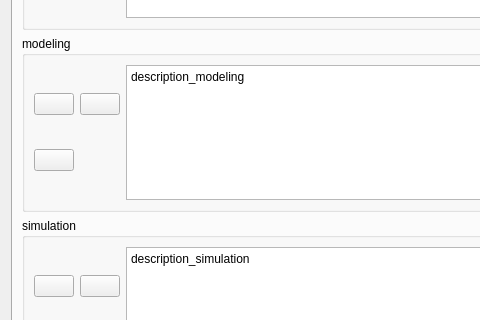
equa/IDA-Districts, file districts/districts_dialog_base.ui: the form before one commit; both pictures show x 0 to 480 and y 220 to 540 of the 705 by 664 pixel window.
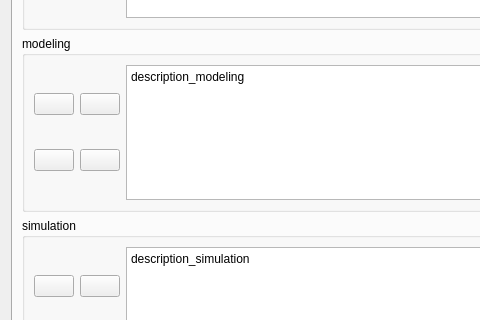
The form after the commit. The open tabs and pages were chosen to show the change. Icons and pictures are not drawn. Custom widgets are drawn as their Qt base class.

```diff
--- a/districts/districts_dialog_base.ui
+++ b/districts/districts_dialog_base.ui
@@ -1345,6 +1345,16 @@
               </property>
              </widget>
             </item>
+            <item row="1" column="1">
+             <widget class="QPushButton" name="btn_climateVersionData">
+              <property name="toolTip">
+               <string>&lt;html&gt;&lt;head/&gt;&lt;body&gt;&lt;p&gt;tooltip_climateVersionData&lt;/p&gt;&lt;/body&gt;&lt;/html&gt;</string>
+              </property>
+              <property name="text">
+               <string/>
+              </property>
+             </widget>
+            </item>
            </layout>
           </item>
           <item>
```
Left out of the diff: 2 changed lines with no effect on the pictures.
